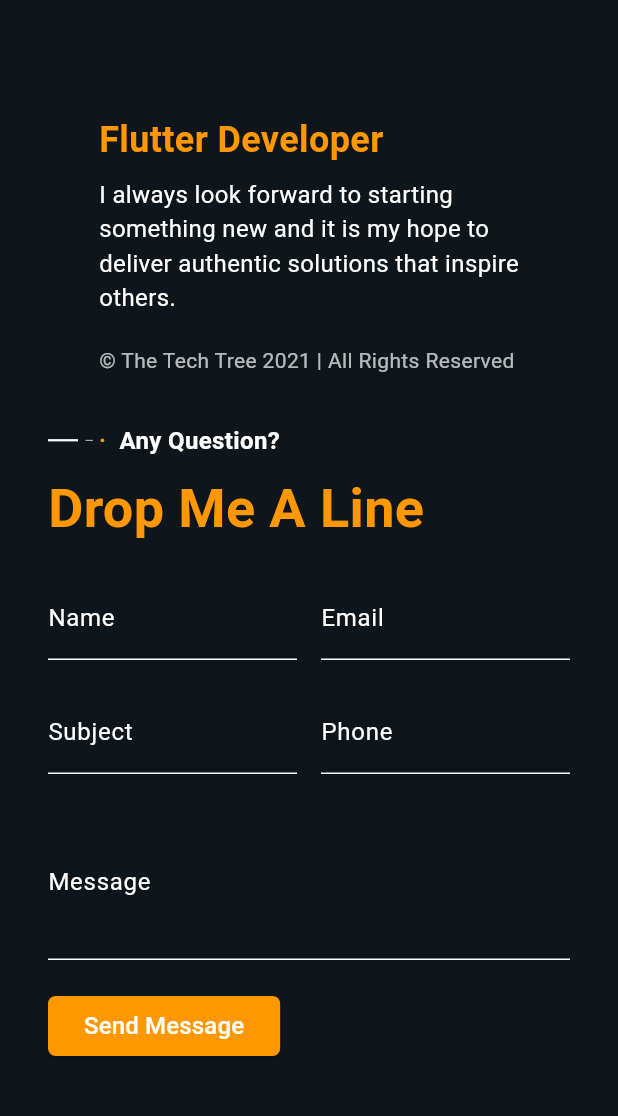
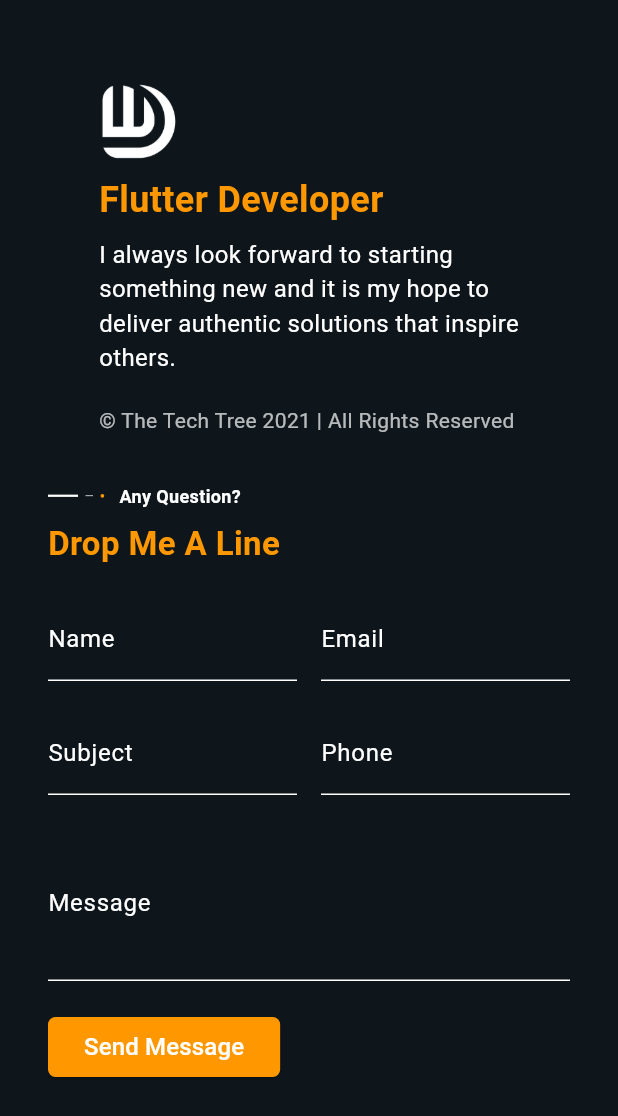
Before and after one commit to Ubaid-co/myPortfolio, a Flutter app: the MessageMe widget shown alone on an empty page, opened directly, on a phone screen of 412 x 824 dp. Shown: the top 1116 px of the screen. Run offline on Flutter 3.47's test engine with Material 3 defaults, Android fonts, the phone set to English and light mode, and no system bars; our stand-ins replace cached_network_image, email_validator, font_awesome_flutter, get, google_fonts, percent_indicator and 1 more; missing offline and left inert: emailjs.

Commit message:
add logo and add favIcons and increase size of heading

```diff
--- a/lib/main.dart
+++ b/lib/main.dart
@@ -24,7 +24,7 @@ class MyApp extends StatelessWidget {
         ],
       ),
       debugShowCheckedModeBanner: false,
-      title: 'TechTree',
+      title: 'DevUbaid',
       initialRoute: '/',
       routes: {
         '/': (context) => HomePage(),
--- a/lib/widgets/messageMe.dart
+++ b/lib/widgets/messageMe.dart
@@ -107,11 +107,13 @@ class _MessageMeState extends State<MessageMe> {
           child: Column(
             crossAxisAlignment: CrossAxisAlignment.start,
             children: [
-              // Image.asset(
-              //   'assets/logo.png', // Use a dummy logo image path
-              //   height: 50,
-              // ),
-              SizedBox(height: 20),
+              Image.asset(
+                'assets/UD.png', // Use a dummy logo image path
+                height: isMobile ? 50 : 120,
+              ),
+              SizedBox(
+                height: 10,
+              ),
               Text(
                 'Flutter Developer',
                 style: TextStyle(
@@ -178,7 +180,7 @@ class _MessageMeState extends State<MessageMe> {
                   SizedBox(
                     width: 10,
                   ),
-                  Text("Any Question?", style: headingTextStyle.copyWith(color: textWhiteColor, fontSize: isMobile ? 16 : 20)),
+                  Text("Any Question?", style: headingTextStyle.copyWith(color: textWhiteColor, fontSize: isMobile ? 12 : 16)),
                 ],
               ),
               SizedBox(height: 8),
@@ -186,7 +188,7 @@ class _MessageMeState extends State<MessageMe> {
                 'Drop Me A Line',
                 style: TextStyle(
                   color: orangeColor,
-                  fontSize: isMobile ? 36 : 22,
+                  fontSize: isMobile ? 22 : 36,
                   fontWeight: FontWeight.bold,
                 ),
               ),
@@ -316,7 +318,9 @@ class _MessageMeState extends State<MessageMe> {
               ),
               SizedBox(height: 20),
               isLoading
-                  ? CircularProgressIndicator(color: textWhiteColor,)
+                  ? CircularProgressIndicator(
+                      color: textWhiteColor,
+                    )
                   : CustomElevatedButton(
                       text: "Send Message",
                       textColor: textWhiteColor,
```
Also changed, not shown: lib/UI/homePage.dart (+3 -4 lines), pubspec.yaml (+17 -0 lines), assets/UD.png (added), pubspec.lock, 44 other files.
